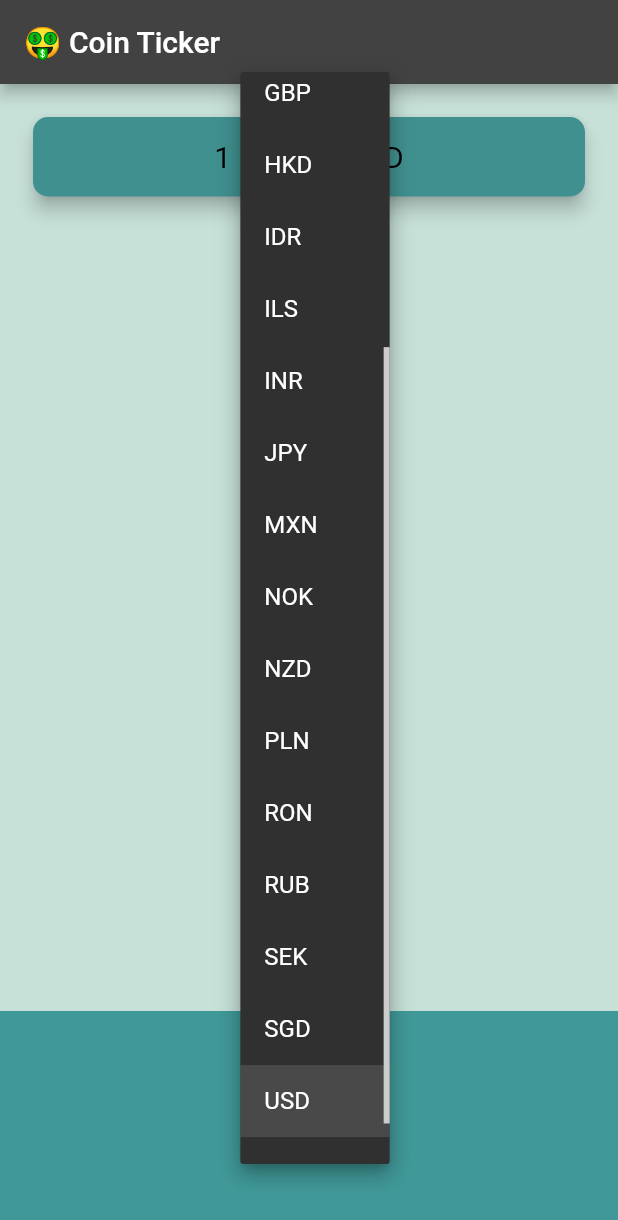
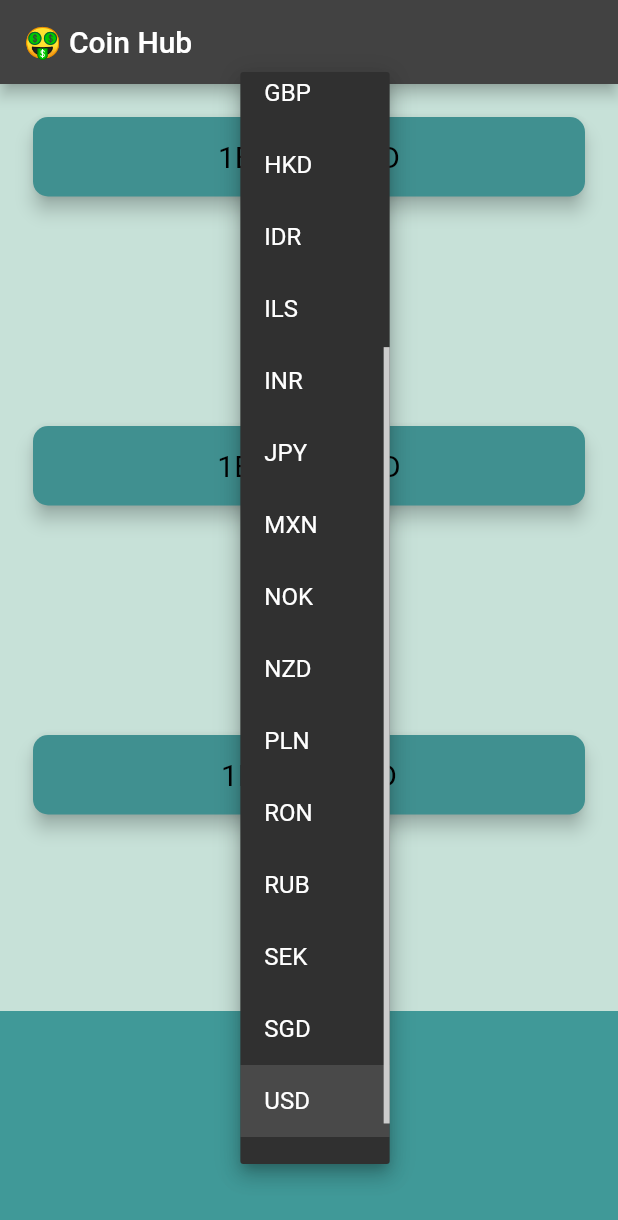
Before and after one commit to preyalameta02/bitcoinhub, a Flutter app: the screen it shows after launch, after a tap on "USD", on a phone screen of 412 x 824 dp. Shown: the top 1220 px of the screen. Run offline on Flutter 3.47's test engine with Material 2 defaults, Android fonts, the phone set to English and light mode, and no system bars; network calls fail.

Commit message:
Completion of BITCoinHub

```diff
--- a/lib/coin_data.dart
+++ b/lib/coin_data.dart
@@ -33,18 +33,32 @@ const List<String> cryptoList = [
 ];
 const coinApiUrl = 'https://rest.coinapi.io/v1/exchangerate';
 const apiKey = '8F2BD3A2-C3DA-4B11-A56D-0861CB0A8821';
+
 class CoinData {
-  Future getCoinData() async{
-    Uri workingUrl = '$coinApiUrl/BTC/USD?apikey=$apiKey' as Uri;
-    http.Response response = await http.get(workingUrl);
-    if(response==200){
+  Future getCoinData(String currencyValue) async{
+    Map<String, String> cryptoPrices = {};
+    for(String crypto in cryptoList){
+      var requestURL = Uri.parse("$coinApiUrl/$crypto/$currencyValue?apikey=$apiKey");
+      http.Response response = await http.get(requestURL);
       var decodedData = jsonDecode(response.body);
-      var latestPrice = decodedData['rate'];
-      return latestPrice;
+      double latestPrice = decodedData['rate'];
+      cryptoPrices[crypto]= latestPrice.toStringAsFixed(0);
+
     }
-    else{
-      print(response.statusCode);
-    }
+
+
+    // Uri workingUrl = '$coinApiUrl/BTC/USD?apikey=$apiKey' as Uri;
+    // http.Response response = await http.get(workingUrl);
+
+    // if(response==200){
+    //
+    //
+    // }
+    // else{
+    //   print(response.statusCode);
+    // }
+    return cryptoPrices;
   }
 
+
 }
--- a/lib/price_screen.dart
+++ b/lib/price_screen.dart
@@ -1,11 +1,8 @@
-import 'dart:ffi';
-
 import 'package:flutter/material.dart';
-
 import 'coin_data.dart';
 import 'package:flutter/cupertino.dart';
 import 'dart:io' show Platform;
-import 'package:http/http.dart' as http;
+
 class PriceScreen extends StatefulWidget {
   @override
   _PriceScreenState createState() => _PriceScreenState();
@@ -26,28 +23,38 @@ class _PriceScreenState extends State<PriceScreen> {
         onChanged: (value) {
           setState((){
             selectedCurrency=value!;
+            getData();
           });
         },);
   }
-  CupertinoPicker IOSPicker(){
-    List<Text> pickerItems=[];
-    for(String currency in currenciesList) {
+  CupertinoPicker IOSPicker() {
+    List<Text> pickerItems = [];
+    for (String currency in currenciesList) {
       pickerItems.add(Text(currency));
     }
     return CupertinoPicker(
-      backgroundColor: Color(0xFF409998),
+        backgroundColor: Color(0xFF409998),
 
-      itemExtent: 32.0,onSelectedItemChanged: (selectedCurrency){
-      print(selectedCurrency);},
+        itemExtent: 32.0, onSelectedItemChanged: (selectedIndex) {
+      setState(() {
+        selectedCurrency = currenciesList[selectedIndex];
+        getData();
+      });
+    },
         children: pickerItems);
   }
-  String bitCoinValueInUSD = '?';
+  Map<String, String> coinValues = {};
+  bool isWaiting = false;
+
 
   void getData()async{
+    isWaiting=true;
+
     try{
-      double data = await CoinData().getCoinData();
+      var data = await CoinData().getCoinData(selectedCurrency);
+      isWaiting=false;
       setState((){
-        bitCoinValueInUSD = data.toStringAsFixed(0);
+        coinValues= data;
       });
     }
     catch(e){
@@ -56,7 +63,6 @@ class _PriceScreenState extends State<PriceScreen> {
   }
   @override
   void initState() {
-    // TODO: implement initState
     super.initState();
     getData();
   }
@@ -65,32 +71,26 @@ class _PriceScreenState extends State<PriceScreen> {
   Widget build(BuildContext context) {
     return Scaffold(
       appBar: AppBar(
-        title: const Text('🤑 Coin Ticker'),
+        title: const Text('🤑 Coin Hub'),
       ),
       body: Column(
         mainAxisAlignment: MainAxisAlignment.spaceBetween,
         crossAxisAlignment: CrossAxisAlignment.stretch,
         children: <Widget>[
-          Padding(
-            padding: const EdgeInsets.fromLTRB(18.0, 18.0, 18.0, 0),
-            child: Card(
-              color: Color(0xFF409090),
-              elevation: 5.0,
-              shape: RoundedRectangleBorder(
-                borderRadius: BorderRadius.circular(10.0),
-              ),
-              child: Padding(
-                padding: EdgeInsets.symmetric(vertical: 15.0, horizontal: 28.0),
-                child: Text(
-                  '1 BTC = $bitCoinValueInUSD USD',
-                  textAlign: TextAlign.center,
-                  style: TextStyle(
-                    fontSize: 20.0,
-                    color: Colors.black,
-                  ),
-                ),
-              ),
-            ),
+          CryptoCard(
+            cryptoCurrency: 'BTC',
+            value: isWaiting ? '?': coinValues['BTC'].toString(),
+            selectedCurrency: selectedCurrency,
+          ),
+          CryptoCard(
+            cryptoCurrency: 'ETH',
+            value: isWaiting ? '?': coinValues['ETH'].toString(),
+            selectedCurrency: selectedCurrency,
+          ),
+          CryptoCard(
+            cryptoCurrency: 'LTC',
+            value: isWaiting ? '?': coinValues['LTC'].toString(),
+            selectedCurrency: selectedCurrency,
           ),
           Container(
             height: 150.0,
@@ -104,3 +104,40 @@ class _PriceScreenState extends State<PriceScreen> {
     );
   }
 }
+
+class CryptoCard extends StatelessWidget {
+  const CryptoCard({
+    required this.value,
+    required this.selectedCurrency,
+    required this.cryptoCurrency,
+  });
+
+  final String value;
+  final String selectedCurrency;
+  final String cryptoCurrency;
+
+  @override
+  Widget build(BuildContext context) {
+    return Padding(
+      padding: const EdgeInsets.fromLTRB(18.0, 18.0, 18.0, 0),
+      child: Card(
+        color: Color(0xFF409090),
+        elevation: 5.0,
+        shape: RoundedRectangleBorder(
+          borderRadius: BorderRadius.circular(10.0),
+        ),
+        child: Padding(
+          padding: EdgeInsets.symmetric(vertical: 15.0, horizontal: 28.0),
+          child: Text(
+            '1$cryptoCurrency = $value $selectedCurrency',
+            textAlign: TextAlign.center,
+            style: TextStyle(
+              fontSize: 20.0,
+              color: Colors.black,
+            ),
+          ),
+        ),
+      ),
+    );
+  }
+}
```
